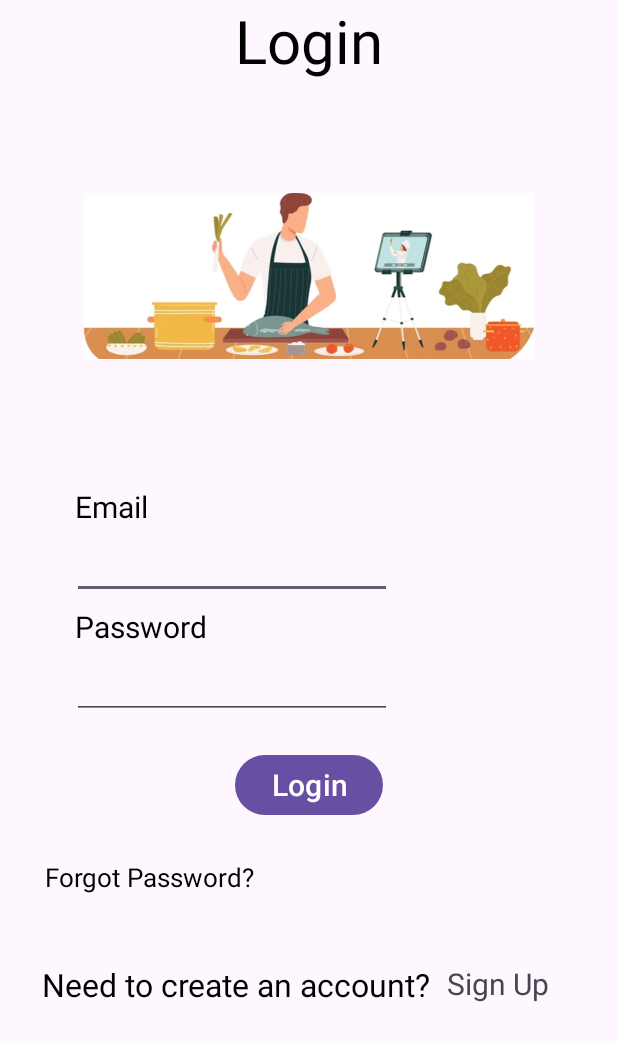
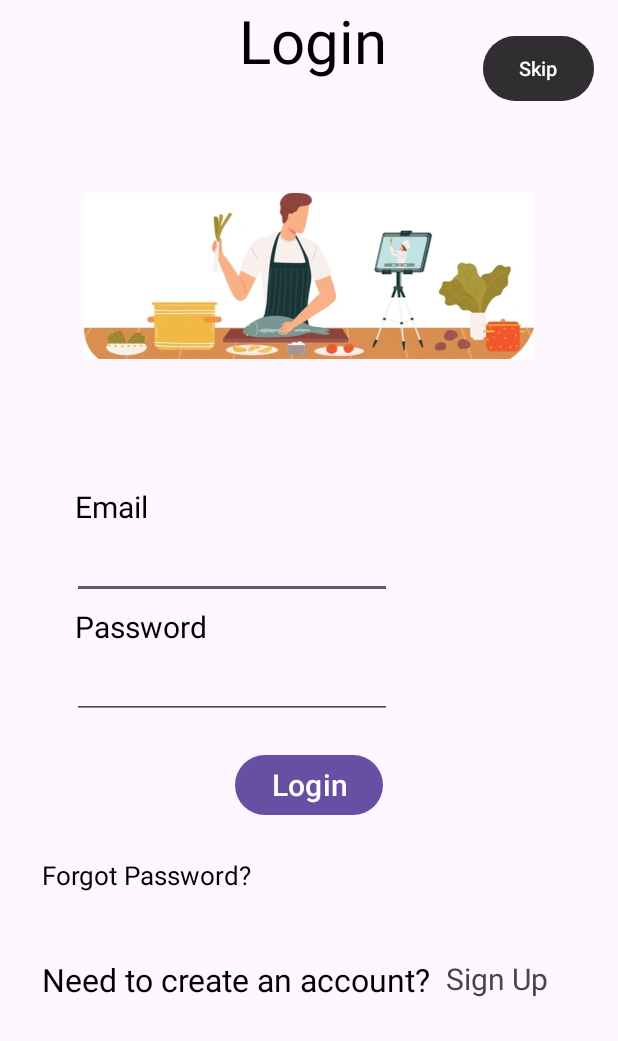
Before and after one commit to RuchithaMaram/Kooksy, an Android app: the LoginPage screen opened directly, with no data from a screen before it, on a phone screen of 412 x 824 dp. Shown: the top 1041 px of the screen. Run offline under Robolectric (Android 15) with nearby library versions, the phone set to English and light mode, and no system bars; our stand-ins replace Firebase (no records; nobody signed in at launch, a user with empty details on screens opened directly); Roboto replaces fonts that are not available here; 1 statement that could not run was skipped.

Commit message:
Login and forgot password KT files updates

```diff
--- a/app/build.gradle.kts
+++ b/app/build.gradle.kts
@@ -55,6 +55,7 @@ dependencies {
     implementation(libs.firebase.common.ktx)
     implementation(libs.androidx.legacy.support.v4)
     implementation(libs.androidx.fragment.ktx)
+    implementation(libs.mediation.test.suite)
     testImplementation(libs.junit)
     androidTestImplementation(libs.androidx.junit)
     androidTestImplementation(libs.androidx.espresso.core)
--- a/app/src/main/java/com/teamfour/kooksy/ui/authentication/LoginPage.kt
+++ b/app/src/main/java/com/teamfour/kooksy/ui/authentication/LoginPage.kt
@@ -1,32 +1,37 @@
 package com.teamfour.kooksy.ui.authentication
 
 import android.os.Bundle
-import androidx.activity.enableEdgeToEdge
-import androidx.appcompat.app.AppCompatActivity
-import androidx.core.view.ViewCompat
-import androidx.core.view.WindowInsetsCompat
-import com.teamfour.kooksy.R
 import android.content.Intent
+import android.util.Patterns
 import android.widget.Button
 import android.widget.EditText
 import android.widget.TextView
-import androidx.fragment.app.Fragment
-import androidx.fragment.app.FragmentManager
+import android.widget.Toast
+import androidx.activity.enableEdgeToEdge
+import androidx.appcompat.app.AppCompatActivity
+import com.google.firebase.auth.FirebaseAuth
 import com.teamfour.kooksy.MainActivity
-import com.teamfour.kooksy.databinding.ActivityLoginPageBinding
+import com.teamfour.kooksy.R
 import com.teamfour.kooksy.ui.home.HomeFragment
 
 class LoginPage : AppCompatActivity() {
+
+    private lateinit var auth: FirebaseAuth
+    private lateinit var emailInput: EditText
+    private lateinit var passwordInput: EditText
 
     override fun onCreate(savedInstanceState: Bundle?) {
         super.onCreate(savedInstanceState)
         enableEdgeToEdge()
         setContentView(R.layout.activity_login_page)
 
+        auth = FirebaseAuth.getInstance()
+        emailInput = findViewById(R.id.loginemail)  // Assuming you have an EditText for email
+        passwordInput = findViewById(R.id.loginpassword)  // Assuming you have an EditText for password
         val loginButton = findViewById<Button>(R.id.loginbutton)
         val forgotPasswordText = findViewById<TextView>(R.id.loginforgotpage)
         val signUpText = findViewById<TextView>(R.id.loginsignup)
-
+        val skipButton = findViewById<Button>(R.id.skipbutton)  // Add a button for skipping login
 
         // Navigate to Forgot Password Page
         forgotPasswordText.setOnClickListener {
@@ -40,19 +45,51 @@ class LoginPage : AppCompatActivity() {
             startActivity(intent)
         }
 
-
-        loginButton.setOnClickListener {
-            // Assuming login success
+        // Skip to HomeFragment
+        skipButton.setOnClickListener {
             val intent = Intent(this, MainActivity::class.java)
+            intent.putExtra("fragment", HomeFragment::class.java.name) // Optional: pass a flag if needed
             startActivity(intent)
         }
 
+        // Handle login button click
+        loginButton.setOnClickListener {
+            val email = emailInput.text.toString().trim()
+            val password = passwordInput.text.toString().trim()
+
+            // Validate input
+            if (validateEmail(email) && validatePassword(password)) {
+                loginUser(email, password)
+            } else {
+                Toast.makeText(this, "Please enter valid email and password", Toast.LENGTH_SHORT).show()
+            }
+        }
+    }
+
+    private fun validateEmail(email: String): Boolean {
+        // Use regex to validate email format ending in .com
+        return Patterns.EMAIL_ADDRESS.matcher(email).matches() && email.endsWith(".com")
+    }
 
 
-       /* ViewCompat.setOnApplyWindowInsetsListener(findViewById(R.id.signuppage)) { v, insets ->
-            val systemBars = insets.getInsets(WindowInsetsCompat.Type.systemBars())
-            v.setPadding(systemBars.left, systemBars.top, systemBars.right, systemBars.bottom)
-            insets
-        }*/
+    private fun validatePassword(password: String): Boolean {
+        // Password validation: at least 8 characters, includes uppercase, lowercase, digit, and special character
+        return password.matches("^(?=.*[A-Z])(?=.*[a-z])(?=.*\\d)(?=.*[@#\$%^&+=!]).{8,}$".toRegex())
+    }
+
+
+    private fun loginUser(email: String, password: String) {
+        auth.signInWithEmailAndPassword(email, password)
+            .addOnCompleteListener(this) { task ->
+                if (task.isSuccessful) {
+                    // Login success, navigate to MainActivity
+                    val intent = Intent(this, MainActivity::class.java)
+                    startActivity(intent)
+                    finish() // Close the LoginPage
+                } else {
+                    // If sign in fails, display a message to the user
+                    Toast.makeText(this, "Authentication failed. Please check your credentials.", Toast.LENGTH_SHORT).show()
+                }
+            }
     }
 }
--- a/app/src/main/res/layout/activity_login_page.xml
+++ b/app/src/main/res/layout/activity_login_page.xml
@@ -7,18 +7,33 @@
     android:layout_height="match_parent"
     tools:context=".ui.authentication.LoginPage">
 
+    <!-- Skip TextView at the top right -->
+
+    <Button
+        android:id="@+id/skipbutton"
+        android:layout_width="74dp"
+        android:layout_height="51dp"
+        android:layout_marginTop="20dp"
+        android:layout_marginEnd="16dp"
+        android:backgroundTint="@color/common_google_signin_btn_text_light"
+        android:text="Skip"
+        android:textColor="@color/white"
+        android:textSize="13sp"
+        app:layout_constraintEnd_toEndOf="parent"
+        app:layout_constraintTop_toTopOf="parent" />
+
     <TextView
         android:id="@+id/Loginheader"
         android:layout_width="wrap_content"
         android:layout_height="wrap_content"
         android:text="Login"
         android:textAlignment="center"
+        android:textColor="@color/black"
         android:textSize="40sp"
+        app:layout_constraintEnd_toEndOf="parent"
+        app:layout_constraintHorizontal_bias="0.509"
         app:layout_constraintStart_toStartOf="parent"
-        app:layout_constraintEnd_toEndOf="parent"
-        android:textColor="@color/black"
-        android:layout_marginTop="30sp"
-        />
+        tools:layout_editor_absoluteY="21dp" />
 
     <ImageView
         android:id="@+id/loginpageimage"
@@ -41,8 +56,7 @@
         app:layout_constraintStart_toStartOf="parent"
         app:layout_constraintTop_toBottomOf="@+id/loginpageimage"
         android:layout_marginTop="30sp"
-        android:textSize="20sp"
-        />
+        android:textSize="20sp" />
 
     <EditText
         android:id="@+id/loginemailtext"
@@ -52,9 +66,7 @@
         android:inputType="textEmailAddress"
         app:layout_constraintStart_toStartOf="parent"
         android:layout_marginLeft="48sp"
-        app:layout_constraintTop_toBottomOf="@id/loginemail"
-        />
-
+        app:layout_constraintTop_toBottomOf="@id/loginemail" />
 
     <TextView
         android:id="@+id/loginpwdtext"
@@ -66,9 +78,9 @@
         app:layout_constraintStart_toStartOf="parent"
         app:layout_constraintTop_toBottomOf="@id/loginemail"
         android:layout_marginTop="50sp"
-        android:textSize="20sp"
-        />
+        android:textSize="20sp" />
 
+    <!-- Password field with hidden text -->
     <EditText
         android:id="@+id/loginpassword"
         android:layout_width="wrap_content"
@@ -77,8 +89,7 @@
         android:inputType="textPassword"
         app:layout_constraintStart_toStartOf="parent"
         android:layout_marginLeft="48sp"
-        app:layout_constraintTop_toBottomOf="@id/loginpwdtext"
-        />
+        app:layout_constraintTop_toBottomOf="@id/loginpwdtext" />
 
     <Button
         android:id="@+id/loginbutton"
@@ -95,8 +106,8 @@
         android:id="@+id/loginforgotpage"
         android:layout_width="154dp"
         android:layout_height="39dp"
-        android:layout_marginLeft="30sp"
-        android:layout_marginTop="25sp"
+        android:layout_marginStart="28dp"
+        android:layout_marginTop="24dp"
         android:ems="10"
         android:inputType="text"
         android:text="Forgot Password?"
@@ -105,13 +116,12 @@
         app:layout_constraintStart_toStartOf="parent"
         app:layout_constraintTop_toBottomOf="@id/loginbutton" />
 
-
     <TextView
         android:id="@+id/loginneedaccountques"
         android:layout_width="269dp"
         android:layout_height="0dp"
         android:layout_marginStart="28dp"
-        android:layout_marginTop="30dp"
+        android:layout_marginTop="28dp"
         android:text="Need to create an account?"
         android:textColor="@color/black"
         android:textSize="21sp"
@@ -122,14 +132,15 @@
         android:id="@+id/loginsignup"
         android:layout_width="90dp"
         android:layout_height="46dp"
-        android:layout_marginTop="30dp"
+        android:layout_marginTop="28dp"
         android:layout_marginEnd="24sp"
         android:ems="10"
         android:inputType="text"
         android:text="Sign Up"
         android:textSize="20sp"
         app:layout_constraintEnd_toEndOf="parent"
-        app:layout_constraintHorizontal_bias="1.0"
+        app:layout_constraintHorizontal_bias="0.0"
         app:layout_constraintStart_toEndOf="@+id/loginneedaccountques"
         app:layout_constraintTop_toBottomOf="@id/loginforgotpage" />
+
 </androidx.constraintlayout.widget.ConstraintLayout>
--- a/gradle/libs.versions.toml
+++ b/gradle/libs.versions.toml
@@ -18,6 +18,7 @@ firebaseFirestoreKtx = "25.1.1"
 firebaseCommonKtx = "21.0.0"
 legacySupportV4 = "1.0.0"
 fragmentKtx = "1.8.4"
+mediationTestSuite = "3.0.0"
 
 [libraries]
 androidx-core-ktx = { group = "androidx.core", name = "core-ktx", version.ref = "coreKtx" }
@@ -37,6 +38,7 @@ firebase-firestore-ktx = { group = "com.google.firebase", name = "firebase-fires
 firebase-common-ktx = { group = "com.google.firebase", name = "firebase-common-ktx", version.ref = "firebaseCommonKtx" }
 androidx-legacy-support-v4 = { group = "androidx.legacy", name = "legacy-support-v4", version.ref = "legacySupportV4" }
 androidx-fragment-ktx = { group = "androidx.fragment", name = "fragment-ktx", version.ref = "fragmentKtx" }
+mediation-test-suite = { group = "com.google.android.ads", name = "mediation-test-suite", version.ref = "mediationTestSuite" }
 
 
 [plugins]
```
Also changed, not shown: app/src/main/java/com/teamfour/kooksy/ui/authentication/ForgotPassword.kt (+46 -15 lines).
